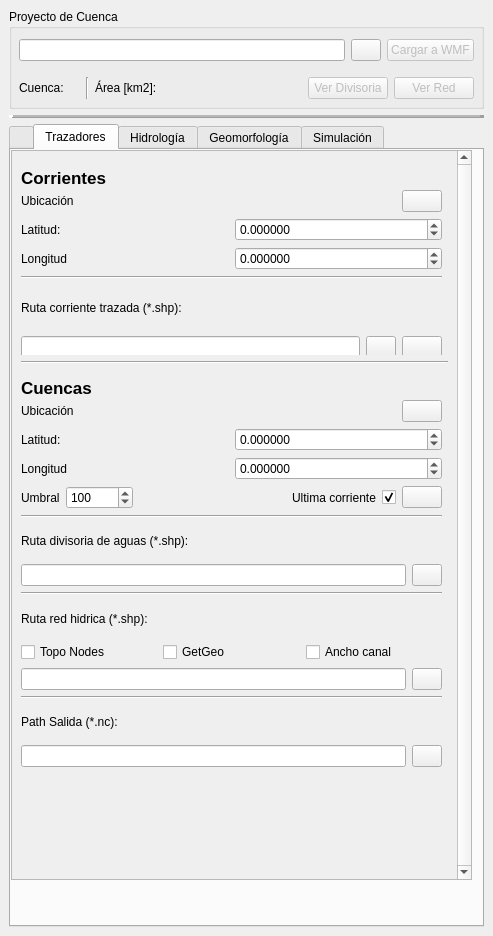
Above: qgisplugin/HydroSEDPlugin_dockwidget_base.ui from nicolas998/WMF before the change. Below: the same form after it.
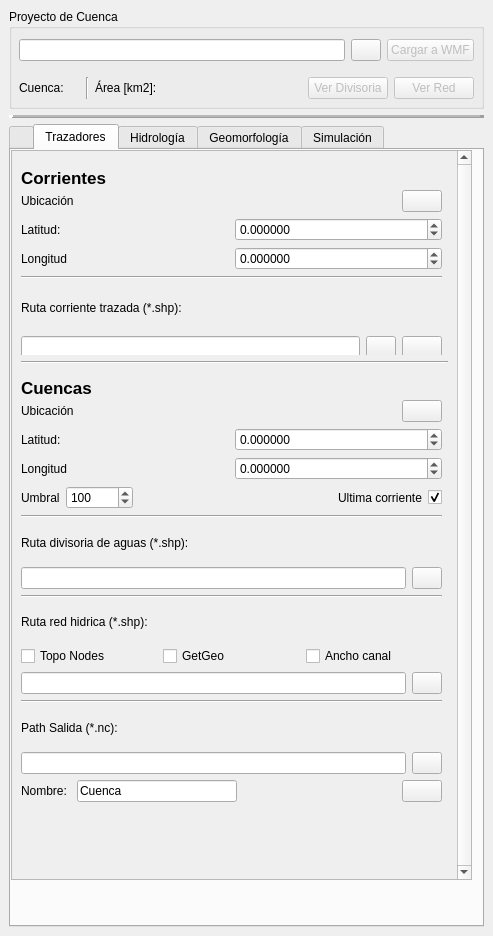
That is the form after the change. The open tabs and pages were chosen to show the change. Icons and pictures are not drawn. Custom widgets are drawn as their Qt base class.

Commit message: Cambios con los cuales se cargan la divisoria y la red hidrica cuando se carga un proyecto de cuenca.

Diff of the .ui file:
```diff
--- a/qgisplugin/HydroSEDPlugin_dockwidget_base.ui
+++ b/qgisplugin/HydroSEDPlugin_dockwidget_base.ui
@@ -1203,7 +1203,7 @@
                  <x>0</x>
                  <y>30</y>
                  <width>421</width>
-                 <height>367</height>
+                 <height>402</height>
                 </rect>
                </property>
                <layout class="QVBoxLayout" name="verticalLayoutTrazadorCuencas_3">
@@ -1378,17 +1378,6 @@
                     </property>
                    </widget>
                   </item>
-                  <item>
-                   <widget class="QPushButton" name="botonEjecutarTrazadorCuencas">
-                    <property name="text">
-                     <string/>
-                    </property>
-                    <property name="icon">
-                     <iconset resource="resources.qrc">
-                      <normaloff>:/plugins/HydroSEDPlugin/icons/play.png</normaloff>:/plugins/HydroSEDPlugin/icons/play.png</iconset>
-                    </property>
-                   </widget>
-                  </item>
                  </layout>
                 </item>
                 <item>
@@ -1572,6 +1561,54 @@
                   </item>
                  </layout>
                 </item>
+                <item>
+                 <layout class="QHBoxLayout" name="horizontalLayoutOutputCuencaNCTrazadorCuencas_4">
+                  <item>
+                   <widget class="QLabel" name="labelOutputTrazadorCuencasNC_4">
+                    <property name="toolTip">
+                     <string>Nombre interno que identifica a la cuenca trazada (Cuenca)</string>
+                    </property>
+                    <property name="text">
+                     <string>Nombre: </string>
+                    </property>
+                   </widget>
+                  </item>
+                  <item>
+                   <widget class="QLineEdit" name="NombreCuenca">
+                    <property name="text">
+                     <string>Cuenca</string>
+                    </property>
+                    <property name="readOnly">
+                     <bool>false</bool>
+                    </property>
+                   </widget>
+                  </item>
+                  <item>
+                   <spacer name="horizontalSpacer_21">
+                    <property name="orientation">
+                     <enum>Qt::Horizontal</enum>
+                    </property>
+                    <property name="sizeHint" stdset="0">
+                     <size>
+                      <width>40</width>
+                      <height>20</height>
+                     </size>
+                    </property>
+                   </spacer>
+                  </item>
+                  <item>
+                   <widget class="QPushButton" name="botonEjecutarTrazadorCuencas">
+                    <property name="text">
+                     <string/>
+                    </property>
+                    <property name="icon">
+                     <iconset resource="resources.qrc">
+                      <normaloff>:/plugins/HydroSEDPlugin/icons/play.png</normaloff>:/plugins/HydroSEDPlugin/icons/play.png</iconset>
+                    </property>
+                   </widget>
+                  </item>
+                 </layout>
+                </item>
                </layout>
               </widget>
               <widget class="QLabel" name="label_10">
```
Left out of the diff: 2 changed lines with no effect on the pictures. The commit also changes 2 other files.
